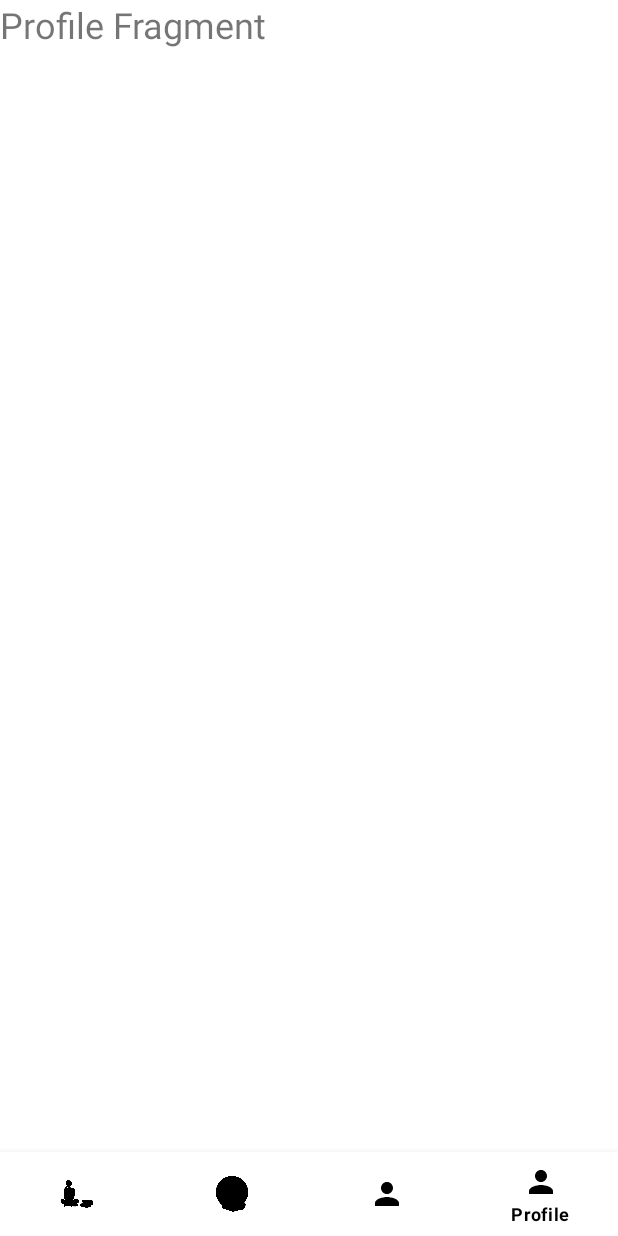
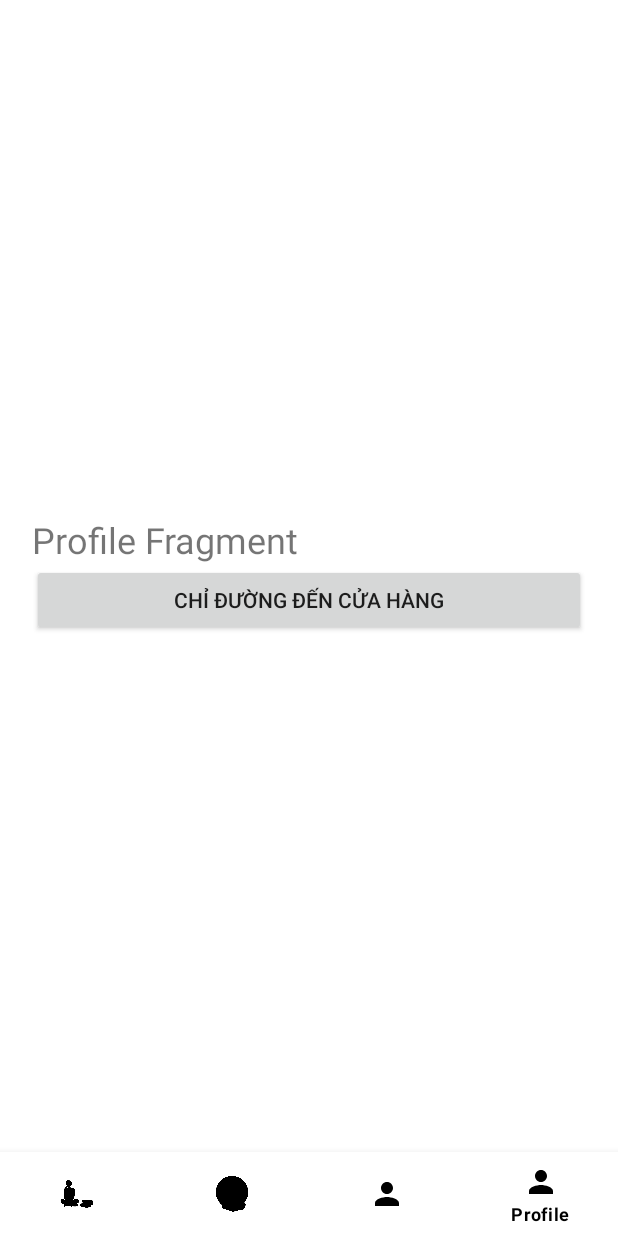
Before and after one commit to quochungg/book-store, an Android app: the BookListFragment screen opened directly, with no data from a screen before it, item 4 of the bottom bar chosen, on a phone screen of 412 x 824 dp. Run offline under Robolectric (Android 15) with nearby library versions, the phone set to English and light mode, and no system bars; pictures from the network do not load; 1 statement that could not run was skipped.

Commit message:
push notification and view shop's location

```diff
--- a/BookStore/app/build.gradle.kts
+++ b/BookStore/app/build.gradle.kts
@@ -32,7 +32,7 @@ android {
 }
 
 dependencies {
-
+    implementation("com.android.volley:volley:1.2.1")
     implementation(libs.appcompat)
     implementation(libs.material)
     implementation(libs.retrofit)
--- a/BookStore/app/src/main/AndroidManifest.xml
+++ b/BookStore/app/src/main/AndroidManifest.xml
@@ -4,6 +4,8 @@
     package="com.prm.bookstore">
 
     <uses-permission android:name="android.permission.INTERNET" />
+
+    <uses-permission android:name="android.permission.POST_NOTIFICATIONS" />
 
     <application
         android:allowBackup="true"
--- a/BookStore/app/src/main/java/com/prm/bookstore/API/ApiClient.java
+++ b/BookStore/app/src/main/java/com/prm/bookstore/API/ApiClient.java
@@ -6,8 +6,10 @@ import com.prm.bookstore.utils.UnsafeOkHttpClient;
 
 import okhttp3.OkHttpClient;
 import okhttp3.Request;
+import retrofit2.Call;
 import retrofit2.Retrofit;
 import retrofit2.converter.gson.GsonConverterFactory;
+import retrofit2.http.GET;
 
 public class ApiClient {
     private static final String BASE_URL = "https://10.0.2.2:7159/"; // Đúng với API local của bạn
@@ -60,4 +62,7 @@ public class ApiClient {
             return null;
         }
     }
+
+
+
 }
--- a/BookStore/app/src/main/java/com/prm/bookstore/API/ApiService.java
+++ b/BookStore/app/src/main/java/com/prm/bookstore/API/ApiService.java
@@ -63,4 +63,8 @@ public interface ApiService {
 
     @DELETE("/api/Cart/RemoveCartDetail")
     Call<ResponseBody> removeCartDetail(@Query("bookid") int bookId);
+
+    @GET("api/Cart/CheckCart")
+    Call<Boolean> hasProductInCart();
+
 }
--- a/BookStore/app/src/main/java/com/prm/bookstore/UI/Home/HomeActivity.java
+++ b/BookStore/app/src/main/java/com/prm/bookstore/UI/Home/HomeActivity.java
@@ -34,9 +34,15 @@ public class HomeActivity extends AppCompatActivity {
             } else if (itemId == R.id.nav_profile) {
                 selectedFragment = new ProfileFragment();
             } else {
-                selectedFragment = new HomeFragment();
-            }
-            getSupportFragmentManager().beginTransaction()
+            String token = getIntent().getStringExtra("token");
+            HomeFragment homeFragment = new HomeFragment();
+            Bundle args = new Bundle();
+            args.putString("token", token);
+            homeFragment.setArguments(args);
+            selectedFragment = homeFragment;
+        }
+
+        getSupportFragmentManager().beginTransaction()
                 .replace(R.id.home_fragment_container, selectedFragment)
                 .commit();
             return true;
--- a/BookStore/app/src/main/java/com/prm/bookstore/UI/Home/HomeFragment.java
+++ b/BookStore/app/src/main/java/com/prm/bookstore/UI/Home/HomeFragment.java
@@ -1,31 +1,63 @@
 package com.prm.bookstore.UI.Home;
 
 import android.os.Bundle;
+import android.util.Log;
 import android.view.LayoutInflater;
 import android.view.View;
 import android.view.ViewGroup;
+import android.widget.FrameLayout;
+
 import androidx.annotation.NonNull;
 import androidx.annotation.Nullable;
 import androidx.fragment.app.Fragment;
-import android.widget.TextView;
 import androidx.fragment.app.FragmentTransaction;
 
 import com.prm.bookstore.R;
 import com.prm.bookstore.UI.Book.BookListFragment;
 
 public class HomeFragment extends Fragment {
+
+    private String token;
+
+    @Override
+    public void onCreate(@Nullable Bundle savedInstanceState) {
+        super.onCreate(savedInstanceState);
+        // Lấy token từ arguments
+        if (getArguments() != null) {
+            token = getArguments().getString("token");
+            Log.d("HomeFragment", "Token in HomeFragment: " + token);
+        }
+    }
+
     @Nullable
     @Override
-    public View onCreateView(@NonNull LayoutInflater inflater, @Nullable ViewGroup container, @Nullable Bundle savedInstanceState) {
-        // Lấy token từ arguments của HomeFragment
-        String token = getArguments() != null ? getArguments().getString("token") : null;
+    public View onCreateView(@NonNull LayoutInflater inflater,
+                             @Nullable ViewGroup container,
+                             @Nullable Bundle savedInstanceState) {
+        // Layout rỗng để giữ chỗ cho fragment con
+        FrameLayout layout = new FrameLayout(requireContext());
+        layout.setLayoutParams(new FrameLayout.LayoutParams(
+                ViewGroup.LayoutParams.MATCH_PARENT,
+                ViewGroup.LayoutParams.MATCH_PARENT
+        ));
+        return layout;
+    }
+
+    @Override
+    public void onViewCreated(@NonNull View view,
+                              @Nullable Bundle savedInstanceState) {
+        super.onViewCreated(view, savedInstanceState);
+        showBookListFragment();
+    }
+
+    private void showBookListFragment() {
         BookListFragment bookListFragment = new BookListFragment();
         Bundle args = new Bundle();
         args.putString("token", token);
         bookListFragment.setArguments(args);
+
         FragmentTransaction ft = requireActivity().getSupportFragmentManager().beginTransaction();
         ft.replace(R.id.home_fragment_container, bookListFragment);
         ft.commit();
-        return new View(getContext()); // Trả về view rỗng vì fragment con sẽ thay thế
     }
 }
--- a/BookStore/app/src/main/java/com/prm/bookstore/UI/Home/ProfileFragment.java
+++ b/BookStore/app/src/main/java/com/prm/bookstore/UI/Home/ProfileFragment.java
@@ -1,21 +1,65 @@
 package com.prm.bookstore.UI.Home;
 
+import android.content.Intent;
+import android.net.Uri;
 import android.os.Bundle;
+import android.view.Gravity;
+import android.view.ViewGroup;
+import android.widget.Button;
 import android.view.LayoutInflater;
 import android.view.View;
-import android.view.ViewGroup;
+import android.widget.LinearLayout;
+import android.widget.TextView;
+
 import androidx.annotation.NonNull;
 import androidx.annotation.Nullable;
 import androidx.fragment.app.Fragment;
-import android.widget.TextView;
 
 public class ProfileFragment extends Fragment {
+
     @Nullable
     @Override
-    public View onCreateView(@NonNull LayoutInflater inflater, @Nullable ViewGroup container, @Nullable Bundle savedInstanceState) {
+    public View onCreateView(@NonNull LayoutInflater inflater,
+                             @Nullable ViewGroup container,
+                             @Nullable Bundle savedInstanceState) {
+
+        // Tạo layout cha
+        LinearLayout layout = new LinearLayout(getContext());
+        layout.setOrientation(LinearLayout.VERTICAL);
+        layout.setGravity(Gravity.CENTER);
+        layout.setPadding(32, 32, 32, 32);
+
+        // Text tiêu đề
         TextView tv = new TextView(getContext());
         tv.setText("Profile Fragment");
         tv.setTextSize(24);
-        return tv;
+        layout.addView(tv);
+
+        // Tạo Button mở Google Maps
+        Button mapButton = new Button(getContext());
+        mapButton.setText("Chỉ đường đến cửa hàng");
+        layout.addView(mapButton);
+
+        // Xử lý sự kiện click
+        mapButton.setOnClickListener(v -> openGoogleMaps());
+
+        return layout;
     }
+
+    private void openGoogleMaps() {
+        // Dùng tên địa điểm (phải encode thành chuỗi URL hợp lệ, dấu cách thành + hoặc %20)
+        String locationName = "Nhà sách FAHASA Tân Định, TP HCM";
+        String uri = "google.navigation:q=" + Uri.encode(locationName);
+        Intent intent = new Intent(Intent.ACTION_VIEW, Uri.parse(uri));
+        intent.setPackage("com.google.android.apps.maps");
+
+        if (intent.resolveActivity(requireActivity().getPackageManager()) != null) {
+            startActivity(intent);
+        } else {
+            // Nếu không có Google Maps, fallback sang trình duyệt
+            String fallbackUri = "https://www.google.com/maps/dir/?api=1&destination=" + Uri.encode(locationName);
+            startActivity(new Intent(Intent.ACTION_VIEW, Uri.parse(fallbackUri)));
+        }
+    }
+
 }
--- /dev/null
+++ b/BookStore/app/src/main/res/drawable/ic_cart_notification.xml
@@ -0,0 +1,9 @@
+<vector xmlns:android="http://schemas.android.com/apk/res/android"
+    android:width="24dp"
+    android:height="24dp"
+    android:viewportWidth="24"
+    android:viewportHeight="24">
+    <path
+        android:fillColor="#FFFFFFFF"
+        android:pathData="M12 22c1.1 0 2-0.9 2-2h-4c0 1.1 0.9 2 2 2zm6-6v-5c0-3.07-1.63-5.64-4.5-6.32V4c0-0.83-0.67-1.5-1.5-1.5S10.5 3.17 10.5 4v0.68C7.63 5.36 6 7.92 6 11v5l-1.99 2c-0.14 0.14-0.21 0.33-0.21 0.53 0 0.55 0.45 1 1 1h14c0.55 0 1-0.45 1-1 0-0.2-0.07-0.39-0.21-0.53L18 16z"/>
+</vector>
--- a/BookStore/app/src/main/res/layout/activity_home.xml
+++ b/BookStore/app/src/main/res/layout/activity_home.xml
@@ -1,4 +1,5 @@
 <?xml version="1.0" encoding="utf-8"?>
+
 <LinearLayout xmlns:android="http://schemas.android.com/apk/res/android"
     xmlns:app="http://schemas.android.com/apk/res-auto"
     android:layout_width="match_parent"
```
Also changed, not shown: BookStore/app/src/main/java/com/prm/bookstore/UI/Book/BookListFragment.java (+83 -6 lines).
